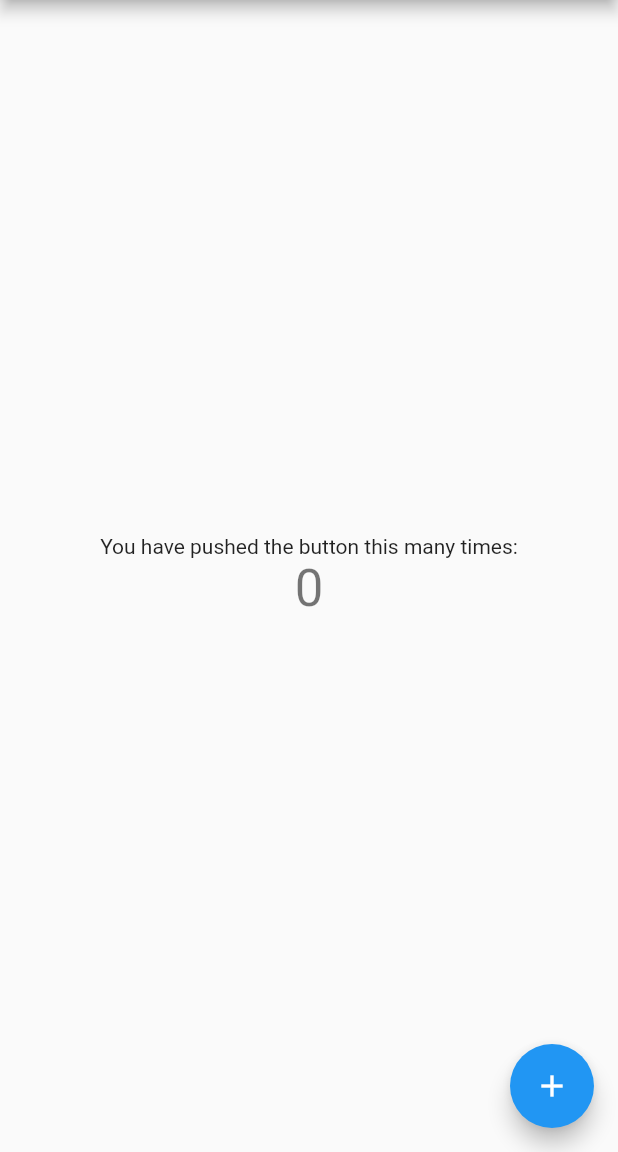
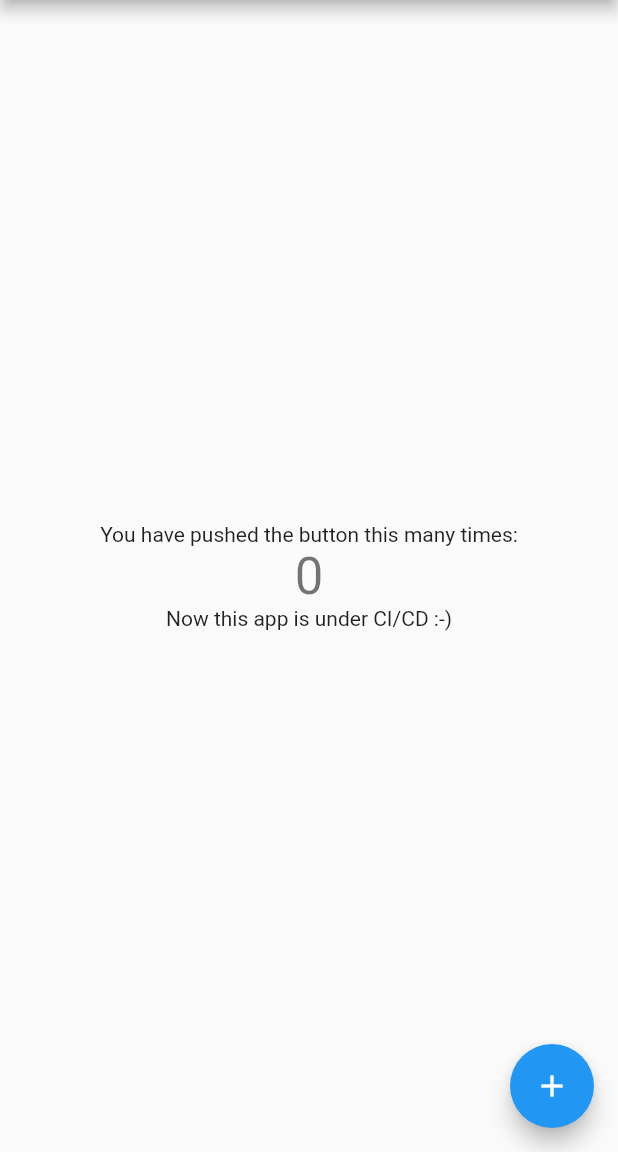
Before and after one commit to tpoth/flutter_github_ci, a Flutter app: the screen it shows after launch, on a phone screen of 412 x 824 dp, the part 84-1236 px from its top. Run offline on Flutter 3.47's test engine with Material 2 defaults, Android fonts, the phone set to English and light mode, and no system bars.

Commit message:
placed a hint for CI/CD on Apps Homepage

```diff
--- a/lib/main.dart
+++ b/lib/main.dart
@@ -100,6 +100,9 @@ class _MyHomePageState extends State<MyHomePage> {
               '$_counter',
               style: Theme.of(context).textTheme.headline4,
             ),
+            Text(
+              'Now this app is under CI/CD :-)',
+            ),
           ],
         ),
       ),
```
